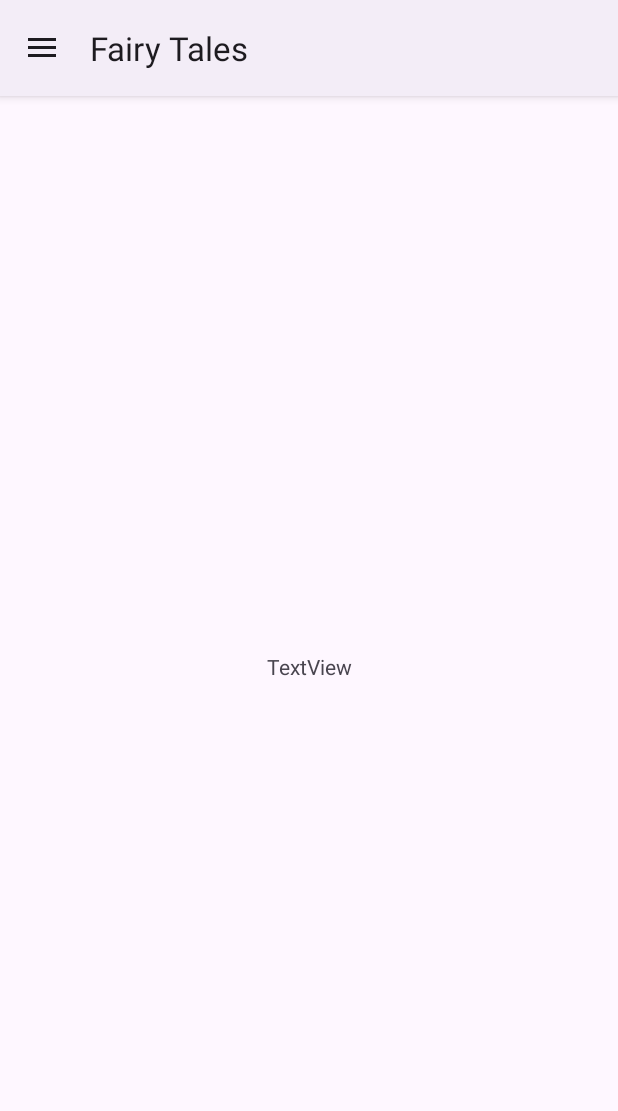
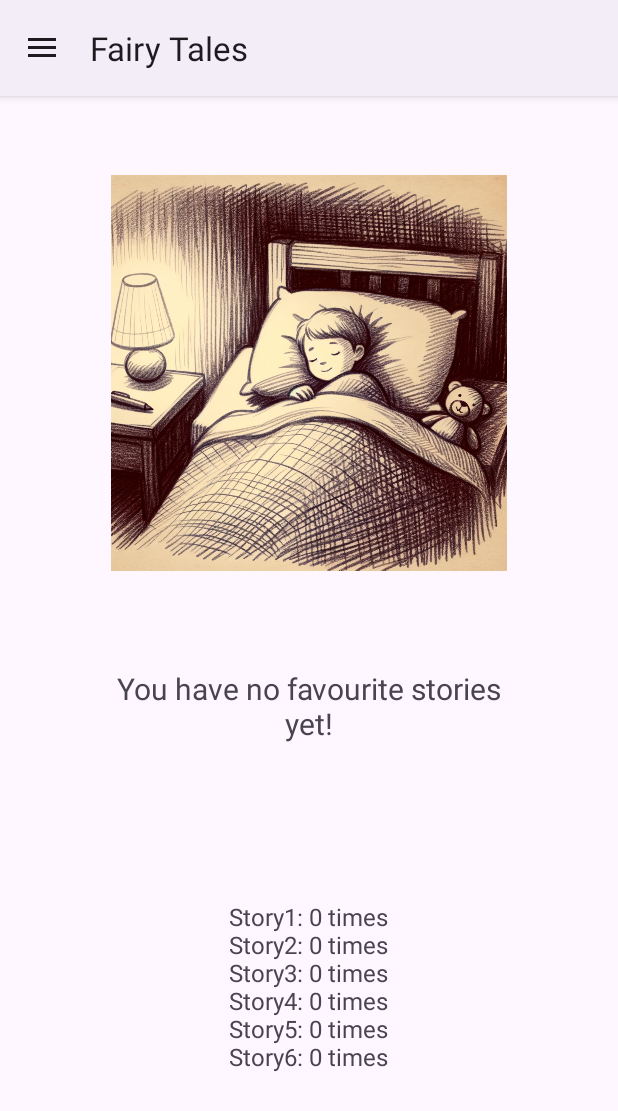
Before and after one commit to tassosant/telikh_ergasia, an Android app: the StatisticsActivity screen opened directly, with no data from a screen before it, on a phone screen of 412 x 824 dp. Shown: the top 1111 px of the screen. Run offline under Robolectric (Android 15) with nearby library versions, the phone set to English and light mode, and no system bars.

Commit message:
addition of favourite story, additions in statistics activity

```diff
--- a/app/src/main/java/com/unipi/tantoniou/telikh_ergasia/activities/dynamic/StatisticsActivity.java
+++ b/app/src/main/java/com/unipi/tantoniou/telikh_ergasia/activities/dynamic/StatisticsActivity.java
@@ -2,12 +2,25 @@ package com.unipi.tantoniou.telikh_ergasia.activities.dynamic;
 
 import androidx.appcompat.app.AppCompatActivity;
 
+import android.content.SharedPreferences;
 import android.os.Bundle;
+import android.util.ArrayMap;
+import android.widget.ImageView;
+import android.widget.TextView;
 
 import com.unipi.tantoniou.telikh_ergasia.R;
 import com.unipi.tantoniou.telikh_ergasia.customActivity.CustomMenuActivity;
 
+import java.util.ArrayList;
+import java.util.List;
+import java.util.Map;
+
 public class StatisticsActivity extends CustomMenuActivity {
+
+    SharedPreferences preferences;
+    ImageView image;
+    TextView favouriteStory;
+    TextView textView;
 
     @Override
     protected void onCreate(Bundle savedInstanceState) {
@@ -15,5 +28,52 @@ public class StatisticsActivity extends CustomMenuActivity {
         setContentView(R.layout.activity_statistics);
         drawMenu(R.id.drawerLayout_StatisticsActivity);
         addNavOnClickEventListeners();
+
+        image = findViewById(R.id.storyImage2);
+        image.setImageDrawable(getResources().getDrawable(R.drawable.home_image));
+
+
+        favouriteStory = findViewById(R.id.textView3);
+        favouriteStory.setText("You have no favourite stories yet!");
+        textView = findViewById(R.id.textView);
+        textView.setText("You have no favourite stories yet!");
+        getStats();
     }
+
+    public void getStats(){
+        preferences = getSharedPreferences("com.unipi.tantoniou.telikh_ergasia", MODE_PRIVATE);
+
+        Map<String, Integer> statistics = new ArrayMap<>();
+        statistics.put("Story1", preferences.getInt("Story1", 0));
+        statistics.put("Story2",preferences.getInt("Story2", 0));
+        statistics.put("Story3",preferences.getInt("Story3", 0));
+        statistics.put("Story4",preferences.getInt("Story4", 0));
+        statistics.put("Story5",preferences.getInt("Story5", 0));
+        statistics.put("Story6", preferences.getInt("Story6", 0));
+        StringBuffer text = new StringBuffer();
+
+        for (String key : statistics.keySet()) {
+            text.append(key + ": " + statistics.get(key)+" times\n");
+        }
+        textView.setText(text);
+        String favourite = getFavourite(statistics);
+        favouriteStory.setText(favourite);
+    }
+
+    public String getFavourite( Map<String, Integer> statistics){
+
+        String maxSt="You have no favourite stories yet!";
+        Integer max=0;
+        for (String key : statistics.keySet()) {
+            if (max<statistics.get(key)){
+                maxSt = key;
+                max = statistics.get(key);
+            }
+        }
+        if (max==0){
+            return maxSt;
+        }
+        return "Your favourite story is: "+ maxSt + "\nYou have heard it " + max+" times!";
+    }
+
 }
--- a/app/src/main/res/layout/activity_statistics.xml
+++ b/app/src/main/res/layout/activity_statistics.xml
@@ -14,15 +14,44 @@
     android:layout_height="match_parent">
 
 
-    <TextView
-        android:id="@+id/textView"
-        android:layout_width="wrap_content"
-        android:layout_height="wrap_content"
-        android:text="TextView"
+    <ImageView
+        android:id="@+id/storyImage2"
+        android:layout_width="264dp"
+        android:layout_height="303dp"
+        android:contentDescription="Story image"
         app:layout_constraintBottom_toBottomOf="parent"
         app:layout_constraintEnd_toEndOf="parent"
         app:layout_constraintStart_toStartOf="parent"
-        app:layout_constraintTop_toTopOf="parent" />
+        app:layout_constraintTop_toTopOf="parent"
+        app:layout_constraintVertical_bias="0.072"
+        tools:srcCompat="@tools:sample/avatars" />
+
+    <TextView
+        android:id="@+id/textView"
+        android:layout_width="204dp"
+        android:layout_height="191dp"
+        android:text="TextView"
+        android:textAlignment="center"
+        android:textSize="16sp"
+        app:layout_constraintBottom_toBottomOf="parent"
+        app:layout_constraintEnd_toEndOf="parent"
+        app:layout_constraintHorizontal_bias="0.496"
+        app:layout_constraintStart_toStartOf="parent"
+        app:layout_constraintTop_toTopOf="parent"
+        app:layout_constraintVertical_bias="0.943" />
+
+    <TextView
+        android:id="@+id/textView3"
+        android:layout_width="276dp"
+        android:layout_height="109dp"
+        android:text="TextView"
+        android:textAlignment="center"
+        android:textSize="20sp"
+        app:layout_constraintBottom_toTopOf="@+id/textView"
+        app:layout_constraintEnd_toEndOf="parent"
+        app:layout_constraintHorizontal_bias="0.496"
+        app:layout_constraintStart_toStartOf="parent"
+        app:layout_constraintTop_toBottomOf="@+id/storyImage2" />
 </androidx.constraintlayout.widget.ConstraintLayout>
     <com.google.android.material.navigation.NavigationView
         android:id="@+id/navigation_view"
```
